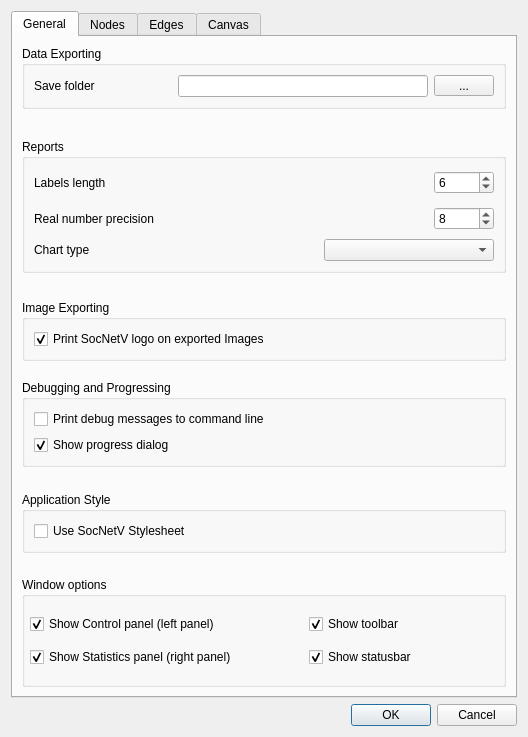
Before: the Qt Designer form src/forms/dialogsettings.ui in socnetv/app, drawn with Qt 5.
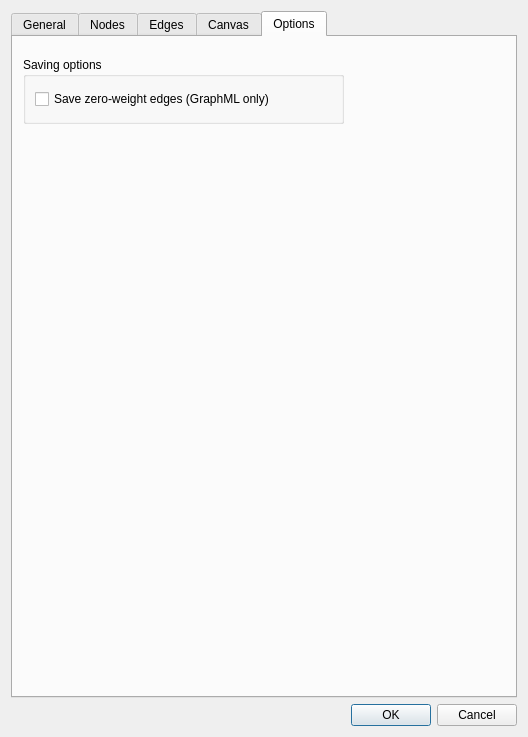
After: the same form once the commit is applied. The open tabs and pages were chosen to show the change.

Commit message: fixes #151 - Added a Settings checkbox option where the user can select if any zero-weight edges will be saved (applies only for saving in GraphML format). This is by default FALSE. Note: To do this, we changed saveToGraphMLFormat() accordingly, using a new edgeExistsVirtual() function.

Patch:
```diff
--- a/src/forms/dialogsettings.ui
+++ b/src/forms/dialogsettings.ui
@@ -26,7 +26,20 @@
    <string>Settings &amp; Preferences</string>
   </property>
   <layout class="QGridLayout" name="gridLayout_3">
-   <item row="0" column="0">
+   <item row="2" column="0">
+    <widget class="QDialogButtonBox" name="buttonBox">
+     <property name="orientation">
+      <enum>Qt::Horizontal</enum>
+     </property>
+     <property name="standardButtons">
+      <set>QDialogButtonBox::Cancel|QDialogButtonBox::Ok</set>
+     </property>
+     <property name="centerButtons">
+      <bool>false</bool>
+     </property>
+    </widget>
+   </item>
+   <item row="1" column="0">
     <widget class="QTabWidget" name="tabWidget">
      <property name="minimumSize">
       <size>
@@ -2256,19 +2269,33 @@
        </item>
       </layout>
      </widget>
-    </widget>
-   </item>
-   <item row="1" column="0">
-    <widget class="QDialogButtonBox" name="buttonBox">
-     <property name="orientation">
-      <enum>Qt::Horizontal</enum>
-     </property>
-     <property name="standardButtons">
-      <set>QDialogButtonBox::Cancel|QDialogButtonBox::Ok</set>
-     </property>
-     <property name="centerButtons">
-      <bool>false</bool>
-     </property>
+     <widget class="QWidget" name="optionsTab">
+      <attribute name="title">
+       <string>Options</string>
+      </attribute>
+      <widget class="QGroupBox" name="groupBox">
+       <property name="geometry">
+        <rect>
+         <x>10</x>
+         <y>20</y>
+         <width>321</width>
+         <height>67</height>
+        </rect>
+       </property>
+       <property name="title">
+        <string>Saving options</string>
+       </property>
+       <layout class="QGridLayout" name="gridLayout_8">
+        <item row="0" column="0">
+         <widget class="QCheckBox" name="saveZeroWeightEdgesChkBox">
+          <property name="text">
+           <string>Save zero-weight edges (GraphML only)</string>
+          </property>
+         </widget>
+        </item>
+       </layout>
+      </widget>
+     </widget>
     </widget>
    </item>
   </layout>
```
The commit also changes 6 other files.
